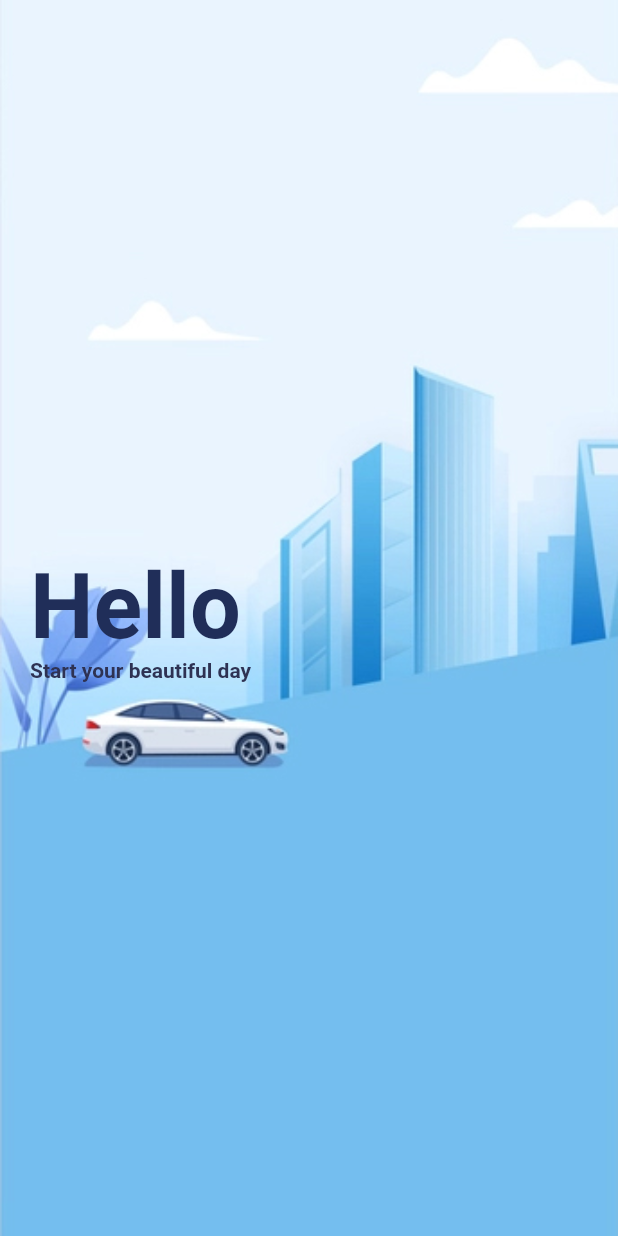
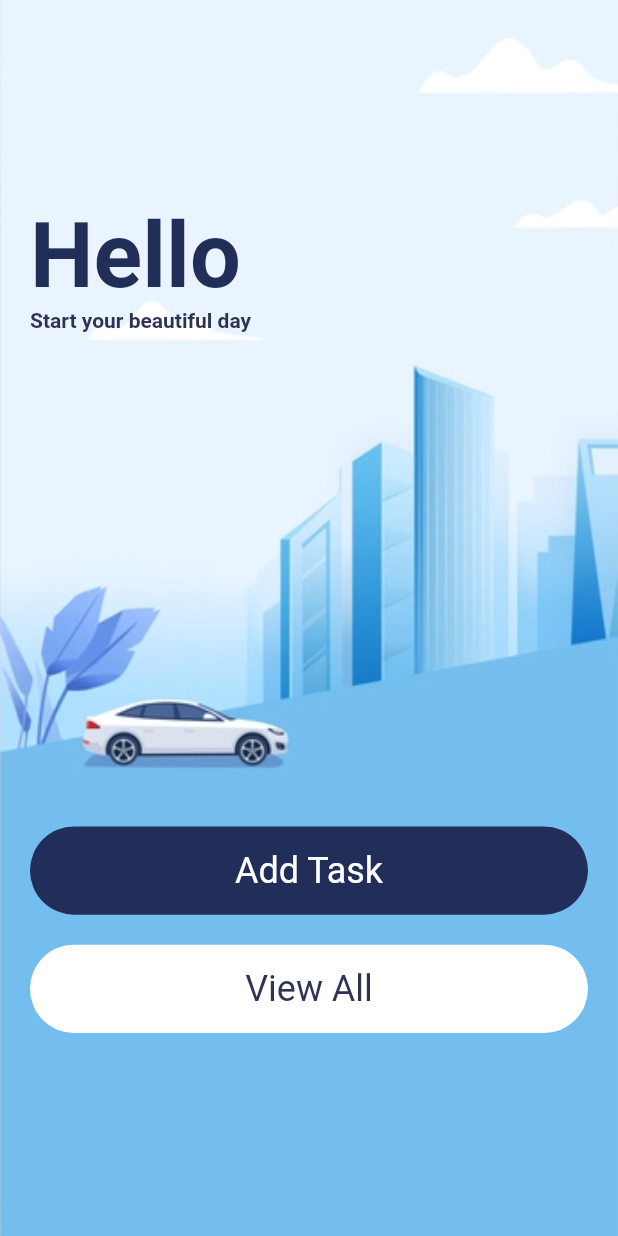
Before and after one commit to ThakshilaJayathilake/task-scheduler, a Flutter app: the screen it shows after launch, on a phone screen of 412 x 824 dp. Run offline on Flutter 3.47's test engine with Material 2 defaults, Android fonts, the phone set to English and light mode, and no system bars.

Commit message:
Complete Home screen

```diff
--- a/flutter_golang/lib/screens/home_screen.dart
+++ b/flutter_golang/lib/screens/home_screen.dart
@@ -1,6 +1,7 @@
 import 'package:flutter/cupertino.dart';
 import 'package:flutter/material.dart';
 import 'package:flutter_golang_yt/colors/app_colors.dart';
+import 'package:flutter_golang_yt/widget/button_widget.dart';
 
 class HomeScreen extends StatefulWidget {
   const HomeScreen({Key? key}) : super(key: key);
@@ -16,7 +17,7 @@ class _HomeScreenState extends State<HomeScreen> {
       body: Container(
         width: double.maxFinite,
         height: double.maxFinite,
-        padding: const EdgeInsets.only(left: 20),
+        padding: const EdgeInsets.only(left: 20, right: 20),
         child: Column(
           mainAxisAlignment: MainAxisAlignment.center,
           crossAxisAlignment: CrossAxisAlignment.start,
@@ -39,7 +40,11 @@ class _HomeScreenState extends State<HomeScreen> {
                   )
                 ]
               )
-            )
+            ),
+            SizedBox(height: MediaQuery.of(context).size.height/2.5,),
+            ButtonWidget(backgroundcolor: AppColors.mainColor, text: "Add Task", textColor: Colors.white),
+            const SizedBox(height: 20,),
+            ButtonWidget(backgroundcolor: Colors.white, text: "View All", textColor: AppColors.smallTextColor)
           ],
         ),
         decoration: BoxDecoration(
--- /dev/null
+++ b/flutter_golang/lib/widget/button_widget.dart
@@ -0,0 +1,25 @@
+import 'package:flutter/cupertino.dart';
+
+class ButtonWidget extends StatelessWidget {
+  final Color backgroundcolor;
+  final String text;
+  final Color textColor;
+  ButtonWidget({Key? key, required this.backgroundcolor, required this.text, required this.textColor}) : super(key: key);
+
+  @override
+  Widget build(BuildContext context) {
+    return Container(
+      width: double.maxFinite,
+      height: MediaQuery.of(context).size.height/14,
+      decoration: BoxDecoration(
+        color: backgroundcolor,
+        borderRadius: BorderRadius.circular(40)
+      ),
+      child: Center(
+        child: Text(text, style: TextStyle(
+          fontSize: 24, color: textColor
+        ),),
+      ),
+    );
+  }
+}
```
